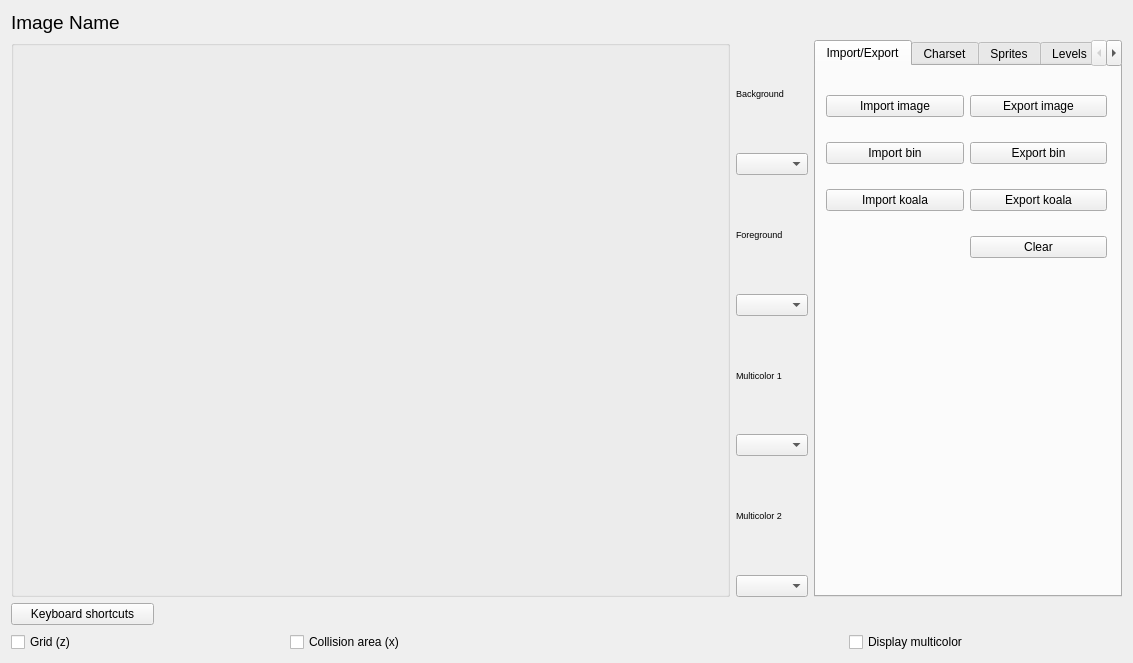
Above: source/trsedocuments/formimageeditor.ui from leuat/TRSE before the change. Below: the same form after it.
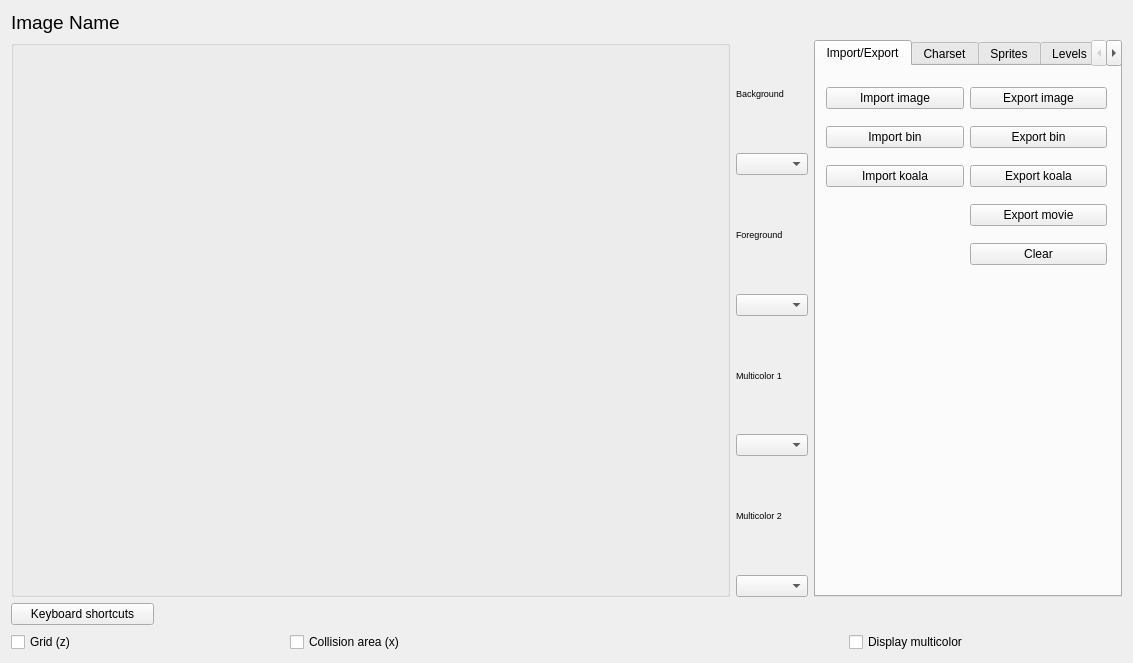
That is the form after the change. The open tabs and pages were chosen to show the change. Custom widgets are drawn as their Qt base class.

Commit message: petscii movies!

```diff
--- a/source/trsedocuments/formimageeditor.ui
+++ b/source/trsedocuments/formimageeditor.ui
@@ -139,7 +139,14 @@
            <height>205</height>
           </rect>
          </property>
-         <layout class="QGridLayout" name="gridLayout_2" rowstretch="0,0,0,0,0" columnstretch="0,0">
+         <layout class="QGridLayout" name="gridLayout_2" rowstretch="0,0,0,0,0,0,0" columnstretch="0,0">
+          <item row="3" column="1">
+           <widget class="QPushButton" name="btnExportKoala">
+            <property name="text">
+             <string>Export koala</string>
+            </property>
+           </widget>
+          </item>
           <item row="0" column="0">
            <widget class="QPushButton" name="btnImport">
             <property name="toolTip">
@@ -150,23 +157,10 @@
             </property>
            </widget>
           </item>
-          <item row="2" column="0">
-           <widget class="QPushButton" name="btnImportBin">
-            <property name="toolTip">
-             <string>Import binary data (from CBM PRG studio etc). Plain C64 binary format.</string>
-            </property>
+          <item row="3" column="0">
+           <widget class="QPushButton" name="btnImportKoala">
             <property name="text">
-             <string>Import bin</string>
-            </property>
-           </widget>
-          </item>
-          <item row="2" column="1">
-           <widget class="QPushButton" name="btnExportBin">
-            <property name="toolTip">
-             <string>Export to C64 binary format (or CBM PRG Studio)</string>
-            </property>
-            <property name="text">
-             <string>Export bin</string>
+             <string>Import koala</string>
             </property>
            </widget>
           </item>
@@ -180,7 +174,34 @@
             </property>
            </widget>
           </item>
-          <item row="4" column="1">
+          <item row="2" column="1">
+           <widget class="QPushButton" name="btnExportBin">
+            <property name="toolTip">
+             <string>Export to C64 binary format (or CBM PRG Studio)</string>
+            </property>
+            <property name="text">
+             <string>Export bin</string>
+            </property>
+           </widget>
+          </item>
+          <item row="2" column="0">
+           <widget class="QPushButton" name="btnImportBin">
+            <property name="toolTip">
+             <string>Import binary data (from CBM PRG studio etc). Plain C64 binary format.</string>
+            </property>
+            <property name="text">
+             <string>Import bin</string>
+            </property>
+           </widget>
+          </item>
+          <item row="5" column="1">
+           <widget class="QPushButton" name="btnExportMovie">
+            <property name="text">
+             <string>Export movie</string>
+            </property>
+           </widget>
+          </item>
+          <item row="6" column="1">
            <widget class="QPushButton" name="btnNew">
             <property name="toolTip">
              <string>Clear this image</string>
@@ -190,20 +211,6 @@
             </property>
            </widget>
           </item>
-          <item row="3" column="0">
-           <widget class="QPushButton" name="btnImportKoala">
-            <property name="text">
-             <string>Import koala</string>
-            </property>
-           </widget>
-          </item>
-          <item row="3" column="1">
-           <widget class="QPushButton" name="btnExportKoala">
-            <property name="text">
-             <string>Export koala</string>
-            </property>
-           </widget>
-          </item>
          </layout>
         </widget>
        </widget>
```
Left out of the diff: 10 changed lines with no effect on the pictures. The commit also changes 11 other files.
